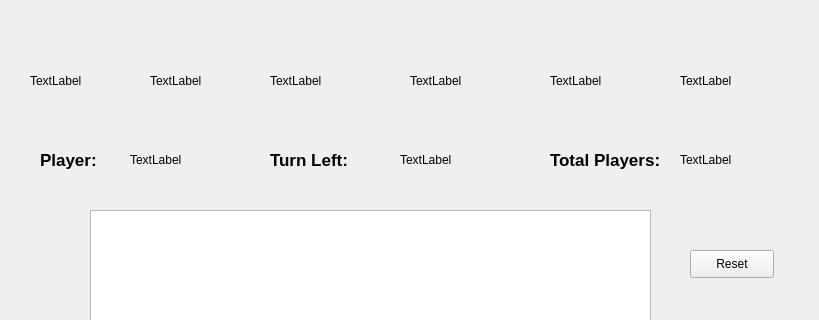
This is student/12/yatzy_gui/yatzy_game.ui in ahmadshirwany/programming2 as Qt 5 draws it before an edit; both pictures show x 0 to 819 and y 130 to 450 of the 819 by 653 pixel window. The edited form follows.
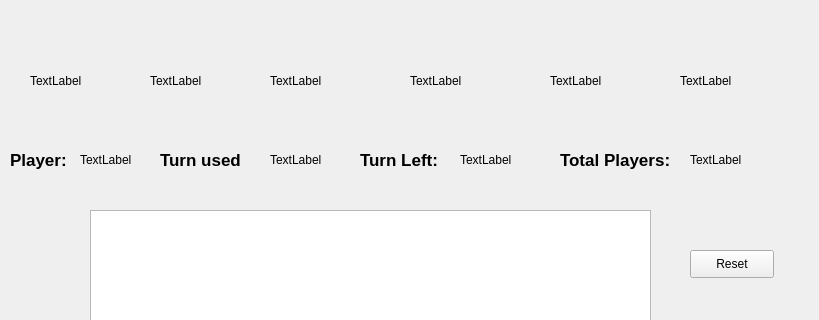
This is the edited form.

Commit message: beautify yatzy_game.hh and yatzy_game.cpp in all files

The edit to the form file:
```diff
--- a/student/12/yatzy_gui/yatzy_game.ui
+++ b/student/12/yatzy_gui/yatzy_game.ui
@@ -122,7 +122,7 @@
   <widget class="QLabel" name="label_8">
    <property name="geometry">
     <rect>
-     <x>40</x>
+     <x>10</x>
      <y>280</y>
      <width>63</width>
      <height>20</height>
@@ -142,7 +142,7 @@
   <widget class="QLabel" name="label_10">
    <property name="geometry">
     <rect>
-     <x>130</x>
+     <x>80</x>
      <y>280</y>
      <width>63</width>
      <height>20</height>
@@ -155,7 +155,7 @@
   <widget class="QLabel" name="label_13">
    <property name="geometry">
     <rect>
-     <x>400</x>
+     <x>460</x>
      <y>280</y>
      <width>63</width>
      <height>20</height>
@@ -168,7 +168,7 @@
   <widget class="QLabel" name="label_12">
    <property name="geometry">
     <rect>
-     <x>270</x>
+     <x>360</x>
      <y>280</y>
      <width>81</width>
      <height>20</height>
@@ -250,7 +250,7 @@
   <widget class="QLabel" name="label_14">
    <property name="geometry">
     <rect>
-     <x>680</x>
+     <x>690</x>
      <y>280</y>
      <width>91</width>
      <height>20</height>
@@ -263,7 +263,7 @@
   <widget class="QLabel" name="label_15">
    <property name="geometry">
     <rect>
-     <x>550</x>
+     <x>560</x>
      <y>280</y>
      <width>111</width>
      <height>20</height>
@@ -378,6 +378,39 @@
     <string>Timer</string>
    </property>
   </widget>
+  <widget class="QLabel" name="label_17">
+   <property name="geometry">
+    <rect>
+     <x>270</x>
+     <y>280</y>
+     <width>63</width>
+     <height>20</height>
+    </rect>
+   </property>
+   <property name="text">
+    <string>TextLabel</string>
+   </property>
+  </widget>
+  <widget class="QLabel" name="label_18">
+   <property name="geometry">
+    <rect>
+     <x>160</x>
+     <y>280</y>
+     <width>81</width>
+     <height>20</height>
+    </rect>
+   </property>
+   <property name="font">
+    <font>
+     <pointsize>13</pointsize>
+     <weight>75</weight>
+     <bold>true</bold>
+    </font>
+   </property>
+   <property name="text">
+    <string>Turn used:</string>
+   </property>
+  </widget>
  </widget>
  <resources/>
  <connections/>
```
The commit also changes 3 other files.
